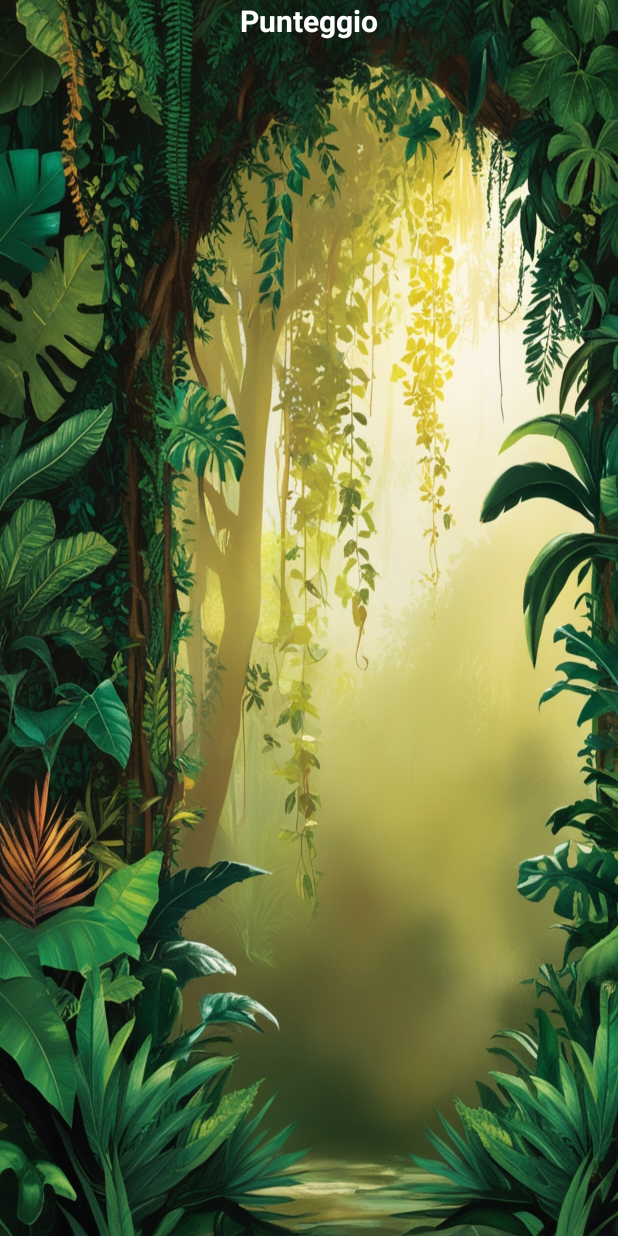
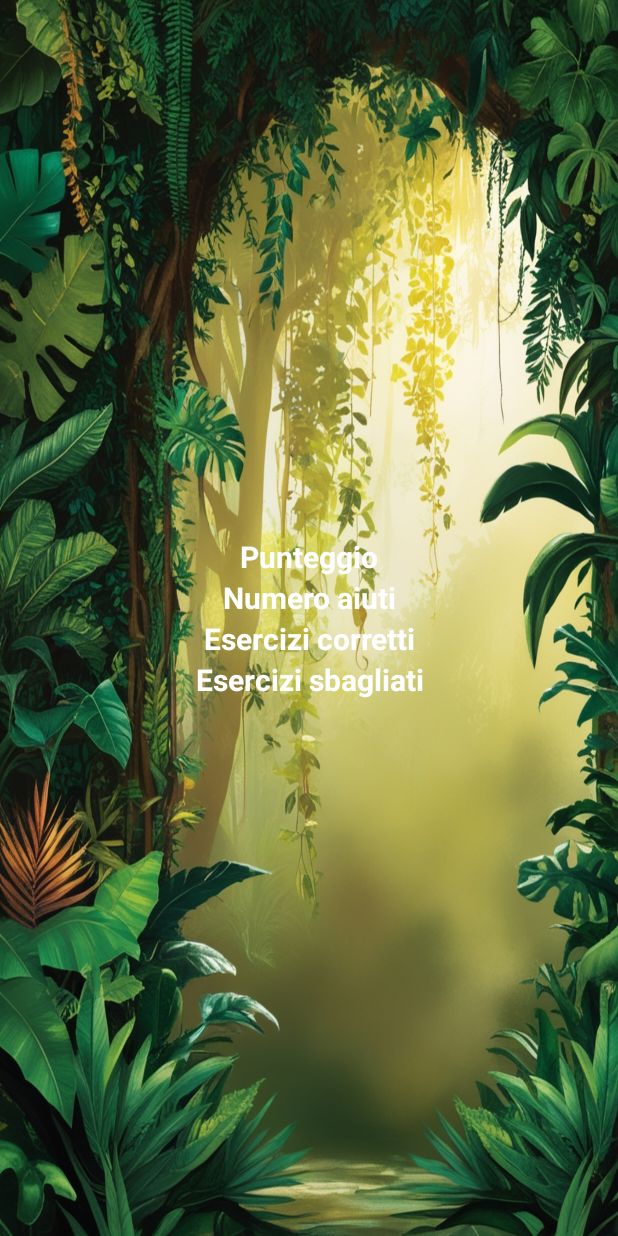
Before and after one commit to PierlucaDiPalma/Pronuntia3DGroup, an Android app: the GamePath screen opened directly, with no data from a screen before it, on a phone screen of 412 x 824 dp. Run offline under Robolectric (Android 15) with nearby library versions, the phone set to English and light mode, and no system bars; 6 statements that could not run were skipped.

Commit message:
Esecuzione e resoconto esercizi

```diff
--- a/app/src/main/AndroidManifest.xml
+++ b/app/src/main/AndroidManifest.xml
@@ -19,6 +19,9 @@
         android:supportsRtl="true"
         android:theme="@style/Theme.Pronuntia"
         tools:targetApi="31">
+        <activity
+            android:name=".RisultatoFinale"
+            android:exported="false" />
         <activity
             android:name=".GamePath"
             android:exported="false" />
--- a/app/src/main/java/com/uniba/pronuntia/DBHelper.java
+++ b/app/src/main/java/com/uniba/pronuntia/DBHelper.java
@@ -381,6 +381,7 @@ public class DBHelper extends SQLiteOpenHelper {
     }
 
     public ArrayList<Esercizio> getDenominazione(String user){
+
         SQLiteDatabase db = this.getReadableDatabase();
         Cursor cursor = null;
 
@@ -414,6 +415,7 @@ public class DBHelper extends SQLiteOpenHelper {
             Log.d(TAG, "readExercises: " + cursor.getString(1));
             Log.d(TAG, "readExercises: " + cursor.getString(2));
         }
+        db.close();
         return esercizi;
     }
 
--- a/app/src/main/java/com/uniba/pronuntia/DenominazioneImmagini.java
+++ b/app/src/main/java/com/uniba/pronuntia/DenominazioneImmagini.java
@@ -63,6 +63,7 @@ public class DenominazioneImmagini extends AppCompatActivity {
     private Button crea, calendario, imgLoad;
     private DBHelper db;
     private String titolo, aiuto;
+    private String email;
     private int day, month, year;
     private Esercizio esercizio = new Esercizio(null, null, "Denominazione", null, null, null, null, 0, 0, 0);
 
@@ -99,7 +100,7 @@ public class DenominazioneImmagini extends AppCompatActivity {
 
 
         Intent intent = getIntent();
-        String email = intent.getStringExtra("email");
+        email = intent.getStringExtra("email");
 
 
         esercizio.setEmail(email);
@@ -211,7 +212,7 @@ public class DenominazioneImmagini extends AppCompatActivity {
                 imgLoad.setText("Cambia immagine");
 
                 ByteArrayOutputStream byteArrayOutputStream = new ByteArrayOutputStream();
-                image.compress(Bitmap.CompressFormat.JPEG, 100, byteArrayOutputStream);
+                image.compress(Bitmap.CompressFormat.JPEG, 70, byteArrayOutputStream);
                 byte[] imageBytes = byteArrayOutputStream.toByteArray();
 
                 esercizio.setImmagine1(imageBytes);
--- a/app/src/main/java/com/uniba/pronuntia/GamePath.java
+++ b/app/src/main/java/com/uniba/pronuntia/GamePath.java
@@ -2,6 +2,8 @@ package com.uniba.pronuntia;
 
 import android.content.Intent;
 import android.os.Bundle;
+import android.view.View;
+import android.widget.Button;
 import android.widget.TextView;
 
 import androidx.activity.EdgeToEdge;
@@ -26,7 +28,14 @@ public class GamePath extends AppCompatActivity {
     private String email;
     private int punteggio = 0;
     private TextView punteggioText;
+    private TextView aiutiText;
+    private TextView correttiText;
+    private TextView sbagliatiText;
     private int livello = 1;
+    private Button risultato;
+    private int numeroAiuti = 0;
+    private int corretti = 0;
+    private int sbagliati = 0;
 
     @Override
     protected void onCreate(Bundle savedInstanceState) {
@@ -43,7 +52,12 @@ public class GamePath extends AppCompatActivity {
         db = new DBHelper(GamePath.this);
         email = getIntent().getStringExtra("Email");
         punteggioText = findViewById(R.id.punteggio);
+        aiutiText = findViewById(R.id.aiuti);
+        correttiText = findViewById(R.id.corretti);
+        sbagliatiText = findViewById(R.id.sbagliati);
+        risultato = findViewById(R.id.fine);
 
+        risultato.setVisibility(View.GONE);
         esercizi = db.getCoppia(email);
         esercizi.addAll(db.getSequenza(email));
         esercizi.addAll(db.getDenominazione(email));
@@ -54,6 +68,17 @@ public class GamePath extends AppCompatActivity {
         recyclerView.setAdapter(customAdapter);
         recyclerView.setLayoutManager(new LinearLayoutManager(GamePath.this));
 
+        risultato.setOnClickListener(new View.OnClickListener() {
+            @Override
+            public void onClick(View view) {
+                Intent intent = new Intent(GamePath.this, RisultatoFinale.class);
+                intent.putExtra("Punteggio", punteggio);
+                intent.putExtra("Aiuti", numeroAiuti);
+                intent.putExtra("Corretti", corretti);
+                intent.putExtra("Sbagliati", sbagliati);
+                startActivity(intent);
+            }
+        });
 
     }
 
@@ -65,11 +90,23 @@ public class GamePath extends AppCompatActivity {
                 // Ottieni il risultato passato dall'Activity chiusa
                 int nuovoLivello = data.getIntExtra("Livello", livello);
                 punteggio += data.getIntExtra("Punteggio", 0);
-                punteggioText.setText(String.valueOf(punteggio));
+                punteggioText.setText("Punteggio: " + punteggio);
+
+                numeroAiuti += data.getIntExtra("Aiuti", 0);
+                aiutiText.setText("Aiuti usati: " + numeroAiuti);
+
+                corretti += data.getIntExtra("Corretti", 0);
+                correttiText.setText("Esercisi corretti: " + corretti);
+
+                sbagliati += data.getIntExtra("Sbagliati", 0);
+                sbagliatiText.setText("Esercizi sbagliati: " + sbagliati);
 
                 livello = nuovoLivello;
                 customAdapter.setLivello(nuovoLivello);  // Metodo da creare nell'Adapter
 
+                if(livello == esercizi.size()){
+                    risultato.setVisibility(View.VISIBLE);
+                }
                 // Notifica l'Adapter per aggiornare la RecyclerView
                 customAdapter.notifyDataSetChanged();
 
--- a/app/src/main/java/com/uniba/pronuntia/OnDataPassListener.java
+++ b/app/src/main/java/com/uniba/pronuntia/OnDataPassListener.java
@@ -1,5 +1,5 @@
 package com.uniba.pronuntia;
 
 public interface OnDataPassListener {
-    void onDataPass(int points);
+    void onDataPass(int points, boolean done, int numeroAiuti, int corretti, int sbagliati);
 }
--- a/app/src/main/java/com/uniba/pronuntia/RipetizioneSequenza.java
+++ b/app/src/main/java/com/uniba/pronuntia/RipetizioneSequenza.java
@@ -31,6 +31,7 @@ public class RipetizioneSequenza extends AppCompatActivity {
     private Button crea, calendario;
     private DBHelper db;
     private String titolo;
+    private String email;
     private int day, month, year;
     private Esercizio esercizio = new Esercizio(null, null, "Sequenza", null, null,  null, null, 0, 0,0);
 
@@ -59,7 +60,7 @@ public class RipetizioneSequenza extends AppCompatActivity {
 
 
         Intent intent = getIntent();
-        String email = intent.getStringExtra("email");
+        email = intent.getStringExtra("email");
 
 
 
--- a/app/src/main/res/layout/activity_game_path.xml
+++ b/app/src/main/res/layout/activity_game_path.xml
@@ -6,6 +6,7 @@
     android:layout_width="match_parent"
     android:layout_height="match_parent"
     android:orientation="vertical"
+    android:gravity="center"
     android:background="@drawable/jungle_background"
     tools:context=".GamePath">
 
@@ -24,4 +25,44 @@
         android:textColor="@color/white"
         />
 
+    <TextView
+        android:id="@+id/aiuti"
+        android:layout_width="match_parent"
+        android:layout_height="wrap_content"
+        android:text="Numero aiuti"
+        android:textAlignment="center"
+        android:textSize="20dp"
+        android:textStyle="bold"
+        android:textColor="@color/white"
+        />
+    <TextView
+        android:id="@+id/corretti"
+        android:layout_width="match_parent"
+        android:layout_height="wrap_content"
+        android:text="Esercizi corretti"
+        android:textAlignment="center"
+        android:textSize="20dp"
+        android:textStyle="bold"
+        android:textColor="@color/white"
+        />
+    <TextView
+        android:id="@+id/sbagliati"
+        android:layout_width="match_parent"
+        android:layout_height="wrap_content"
+        android:text="Esercizi sbagliati"
+        android:textAlignment="center"
+        android:textSize="20dp"
+        android:textStyle="bold"
+        android:textColor="@color/white"
+        />
+
+    <Button
+        android:id="@+id/fine"
+        android:layout_width="match_parent"
+        android:layout_height="wrap_content"
+        android:layout_marginLeft="20dp"
+        android:layout_marginRight="20dp"
+        android:text="Risultato finale"
+        />
+
 </LinearLayout>
```
Also changed, not shown: app/src/main/java/com/uniba/pronuntia/Coppia.java (+10 -7 lines), app/src/main/java/com/uniba/pronuntia/Esercizio.java (+56 -1 lines), app/src/main/java/com/uniba/pronuntia/LevelAdapter.java (+57 -10 lines), app/src/main/java/com/uniba/pronuntia/LivelloCop.java (+18 -5 lines), app/src/main/java/com/uniba/pronuntia/LivelloDen.java (+12 -5 lines), app/src/main/java/com/uniba/pronuntia/LivelloSeq.java (+13 -3 lines), app/src/main/java/com/uniba/pronuntia/MainActivity.java (+44 -22 lines), app/src/main/java/com/uniba/pronuntia/Resoconto.java (added, +88 -0 lines), app/src/main/java/com/uniba/pronuntia/RisultatoFinale.java (added, +55 -0 lines), app/src/main/res/layout/activity_risultato_finale.xml (added, +40 -0 lines).
